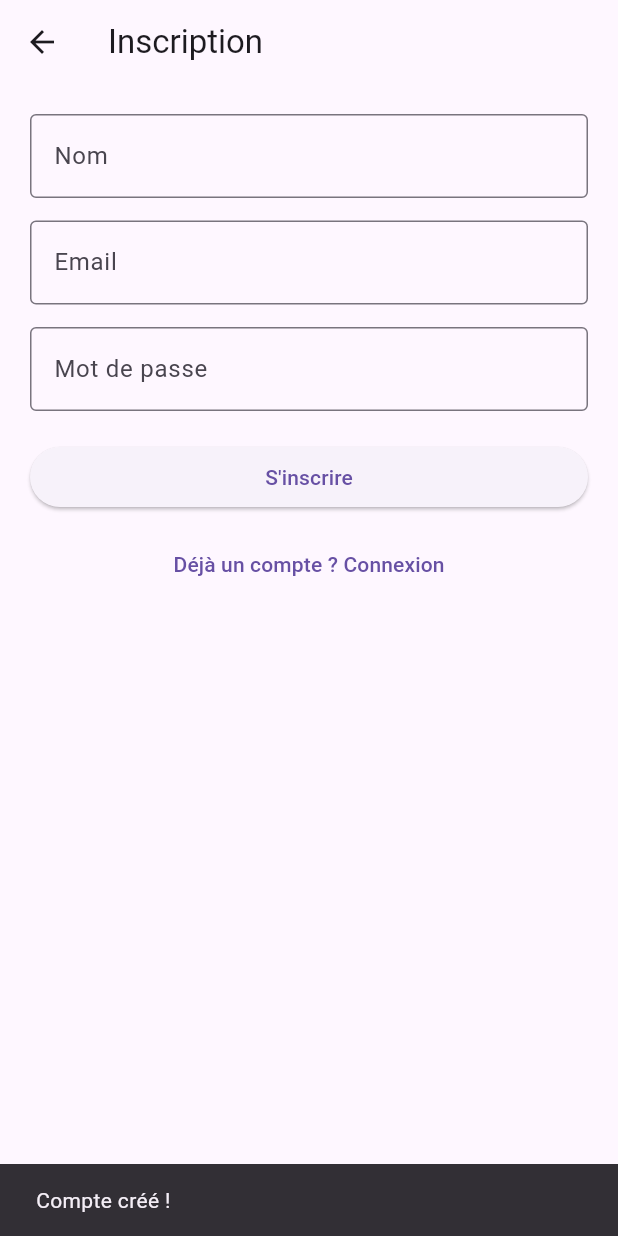
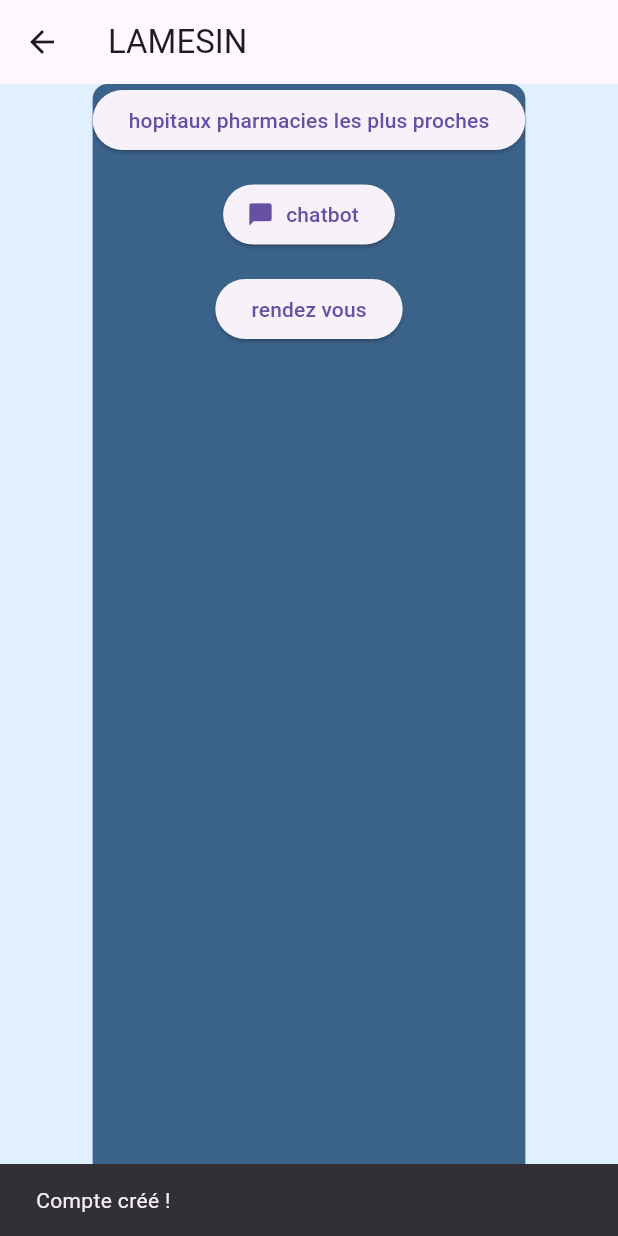
Before and after one commit to Edmund1er/LAMESSIN, a Flutter app: the Register screen opened by its route, after a tap on "S'inscrire", on a phone screen of 412 x 824 dp. Run offline on Flutter 3.47's test engine with Material 3 defaults, Android fonts, the phone set to English and light mode, and no system bars; our stand-ins replace geolocator.

Commit message:
nouvelles modifications

```diff
--- a/lamessin_flutter/lib/PAGES_/login.dart
+++ b/lamessin_flutter/lib/PAGES_/login.dart
@@ -34,6 +34,7 @@ class Login extends StatelessWidget {
                   ScaffoldMessenger.of(context).showSnackBar(
                     const SnackBar(content: Text("Connexion réussie !")),
                   );
+                  Navigator.pushNamed(context, "/page_utilisateur");
                 },
                 child: const Text("Se connecter"),
               ),
--- /dev/null
+++ b/lamessin_flutter/lib/PAGES_/page_utilisateur.dart
@@ -0,0 +1,39 @@
+import 'package:flutter/material.dart';
+
+class page_utilisateur extends StatelessWidget {
+  const page_utilisateur({super.key});
+
+  @override
+  Widget build(BuildContext context) {
+    return Scaffold(
+      appBar: AppBar(title: Text("LAMESIN")),
+      backgroundColor: Color(0xFFE1F0FF),
+      body: Center(
+        child: Container(
+          decoration: BoxDecoration(
+            borderRadius: BorderRadius.circular(10),
+            color: Color.fromARGB(255, 59, 98, 137),
+          ),
+          child: Column(
+            children: [
+              ElevatedButton(
+                onPressed: () {},
+                child: Text("hopitaux pharmacies les plus proches"),
+              ),
+              SizedBox(height: 15),
+              ElevatedButton.icon(
+                onPressed: () {
+                  print("");
+                },
+                icon: Icon(Icons.chat_bubble),
+                label: Text("chatbot"),
+              ),
+              SizedBox(height: 15),
+              ElevatedButton(onPressed: () {}, child: Text("rendez vous")),
+            ],
+          ),
+        ),
+      ),
+    );
+  }
+}
--- a/lamessin_flutter/lib/PAGES_/register.dart
+++ b/lamessin_flutter/lib/PAGES_/register.dart
@@ -43,6 +43,10 @@ class Register extends StatelessWidget {
                     ScaffoldMessenger.of(context).showSnackBar(
                       const SnackBar(content: Text("Compte créé !")),
                     );
+                    Navigator.pushReplacementNamed(
+                      context,
+                      "/page_utilisateur",
+                    );
                   },
                   child: const Text("S'inscrire"),
                 ),
--- a/lamessin_flutter/lib/PAGES_/splash.dart
+++ b/lamessin_flutter/lib/PAGES_/splash.dart
@@ -21,12 +21,12 @@ class _SplashState extends State<Splash> {
   @override
   Widget build(BuildContext context) {
     return Scaffold(
-      backgroundColor: const Color.fromARGB(255, 143, 70, 70),
+      backgroundColor: Color(0xFFE1F0FF),
       body: Center(
         child: Image.asset(
           "assets/images/accueil_image.jpeg",
-          width: 150,
-          height: 150,
+          width: 1000,
+          height: 1000,
         ),
       ),
     );
--- a/lamessin_flutter/lib/main.dart
+++ b/lamessin_flutter/lib/main.dart
@@ -3,6 +3,8 @@ import 'PAGES_/splash.dart';
 import 'PAGES_/acceuill.dart';
 import 'PAGES_/login.dart';
 import 'PAGES_/register.dart';
+import 'PAGES_/page_utilisateur.dart';
+import 'PAGES_/recherches_services_medicaux.dart';
 
 void main() {
   runApp(const MyApp());
@@ -14,13 +16,15 @@ class MyApp extends StatelessWidget {
   @override
   Widget build(BuildContext context) {
     return MaterialApp(
-      debugShowCheckedModeBanner: false,
       initialRoute: "/",
       routes: {
         "/": (context) => const Splash(),
         "/home": (context) => const Acceuill(),
         "/login": (context) => const Login(),
         "/register": (context) => const Register(),
+        "/page_utilisateur": (context) => const page_utilisateur(),
+        "/recherches_services_medicaux.dart": (context) =>
+            const recherches_services_medicaux(),
       },
     );
   }
--- a/lamessin_flutter/pubspec.yaml
+++ b/lamessin_flutter/pubspec.yaml
@@ -30,6 +30,7 @@ environment:
 dependencies:
   flutter:
     sdk: flutter
+  geolocator: 14.0.2
 
   # The following adds the Cupertino Icons font to your application.
   # Use with the CupertinoIcons class for iOS style icons.
```
Also changed, not shown: lamessin_flutter/lib/PAGES_/recherches_services_medicaux.dart (added, +81 -0 lines), lamessin_flutter/pubspec.lock, 4 other files.
